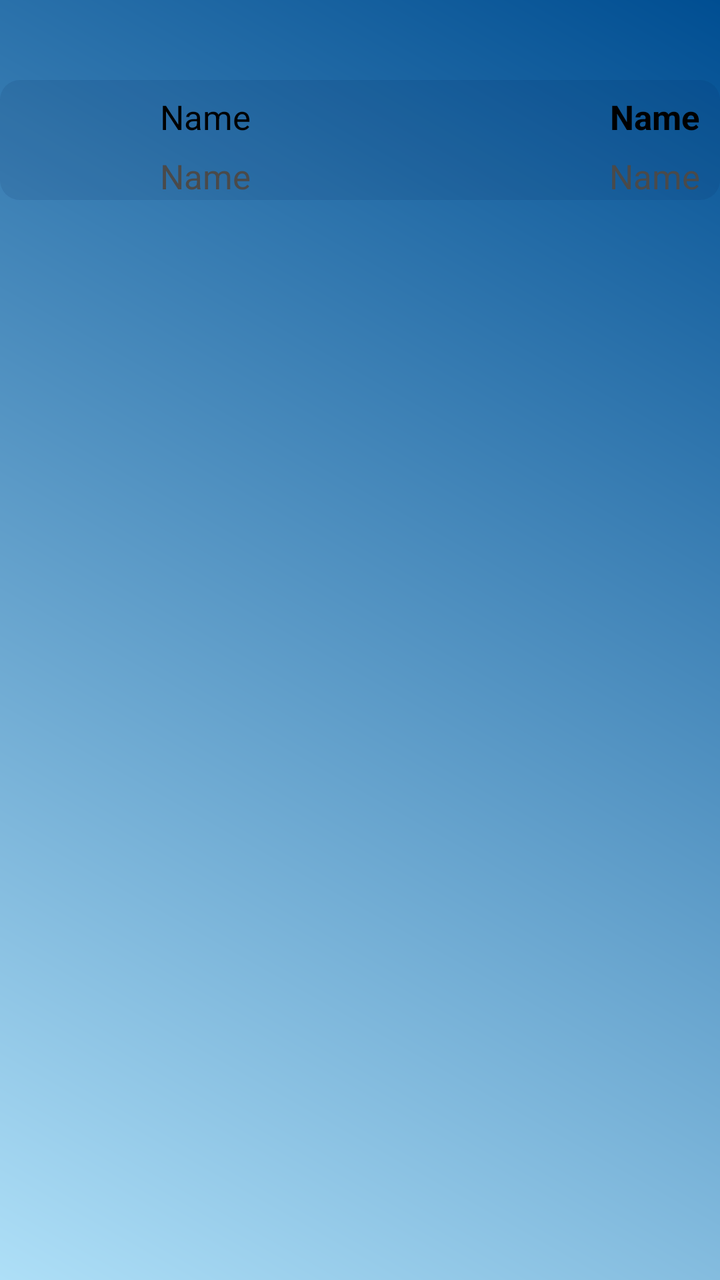
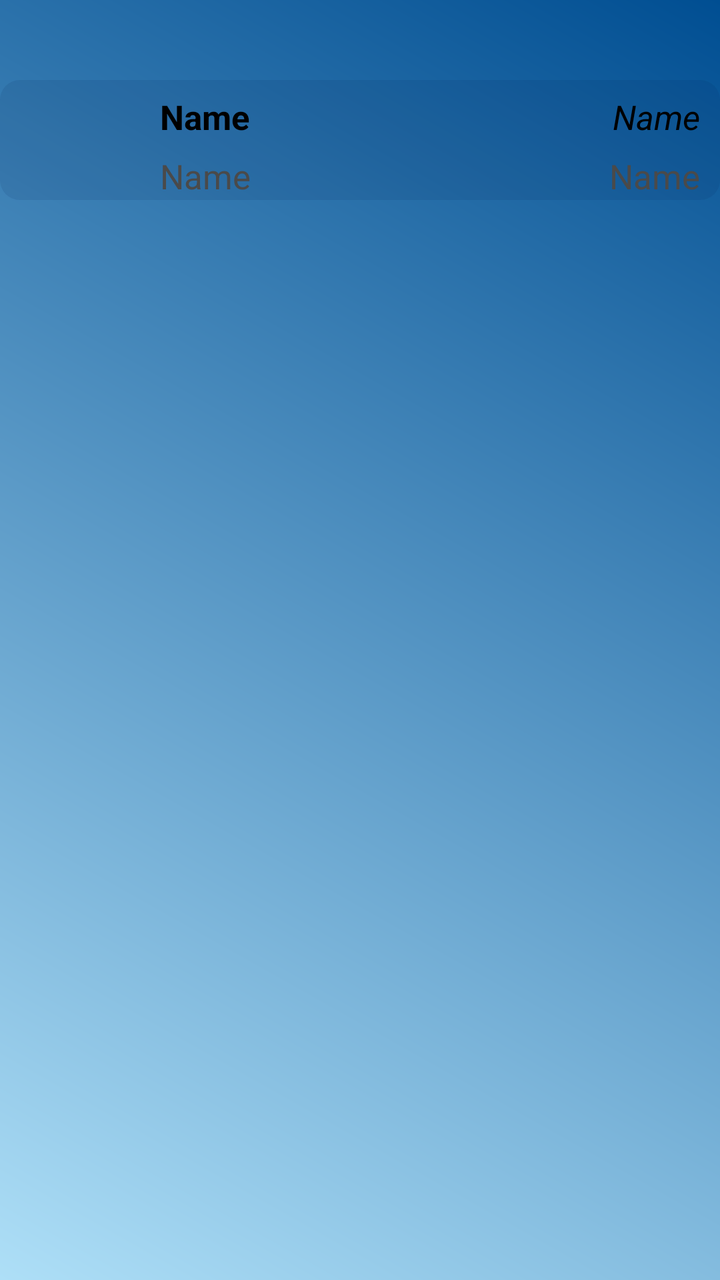

Before-and-after screenshots of an Android layout around one commit, followed by the original layout XML and the change that was made.
<!-- AndroidManifest.xml: application theme Theme.Budget_Planner -->
<!-- res/layout/transaction_listview_design.xml -->
<?xml version="1.0" encoding="utf-8"?>
<RelativeLayout xmlns:android="http://schemas.android.com/apk/res/android"
    android:layout_width="match_parent"
    android:layout_height="match_parent"

    xmlns:app="http://schemas.android.com/apk/res-auto">
<TextView
    android:id="@+id/date"
    android:layout_width="match_parent"
    android:layout_height="40dp"
    android:textColor="?android:attr/textColor"
    android:textSize="20dp"
    android:gravity="center_vertical"
    />


    <RelativeLayout
        android:layout_width="match_parent"
        android:layout_height="wrap_content"
        android:orientation="horizontal"
        android:layout_below="@+id/date"
        android:background="@drawable/round_listview_with_color">
        <ImageView
            android:id="@+id/image"
            android:layout_width="50dp"
            android:layout_height="50dp"
            android:layout_marginHorizontal="10dp"
            android:layout_marginVertical="5dp"
            android:scaleType="centerCrop"/>
        <LinearLayout
            android:layout_width="wrap_content"
            android:layout_height="wrap_content"
            android:layout_toRightOf="@+id/image"
            android:orientation="vertical">

        <TextView
            android:id="@+id/name"
            android:layout_width="wrap_content"
            android:layout_height="wrap_content"
            android:layout_marginTop="7dp"
            android:layout_marginStart="10dp"
            android:layout_toRightOf="@+id/image"
            android:text="Name"
            android:textColor="?android:attr/textColor"
            android:textSize="17dp" />
            <TextView
                android:id="@+id/note_data"
                android:layout_width="wrap_content"
                android:layout_height="wrap_content"
                android:layout_marginTop="7dp"
                android:layout_marginStart="10dp"
                android:layout_toRightOf="@+id/image"
                android:text="Name"
                android:textColor="#4A4A4A"
                android:textSize="17dp" />

        </LinearLayout>


        <LinearLayout
            android:layout_width="wrap_content"
            android:layout_height="wrap_content"
            android:layout_alignParentRight="true"
            android:orientation="vertical">
            <TextView
                android:id="@+id/amount"
                android:layout_width="wrap_content"
                android:layout_height="wrap_content"
                android:layout_marginTop="7dp"
                android:layout_marginEnd="10dp"
                android:textStyle="bold"
                android:layout_toRightOf="@+id/image"
                android:text="Name"
                android:textColor="?android:attr/textColor"
                android:textSize="17dp"
                android:layout_gravity="end"/>

            <TextView
                android:id="@+id/time"
                android:layout_width="wrap_content"
                android:layout_height="wrap_content"
                android:layout_marginTop="7dp"
                android:layout_marginEnd="10dp"
                android:layout_toRightOf="@+id/image"
                android:text="Name"
                android:textColor="#4A4A4A"
                android:textSize="17dp" />

        </LinearLayout>

    </RelativeLayout>

</RelativeLayout>
<!-- resources referenced by this layout -->
<resources>
  <!-- drawable round_listview_with_color (drawable) -->
  <?xml version="1.0" encoding="utf-8"?>
  <shape xmlns:android="http://schemas.android.com/apk/res/android"
      android:shape="rectangle">
      <solid android:color="?attr/colorOnTertiary"/>
      <corners android:radius="10dp"/>
  </shape>
  <style name="Theme.Budget_Planner" parent="Base.Theme.Budget_Planner" />
  <style name="Base.Theme.Budget_Planner" parent="Theme.Material3.DayNight.NoActionBar">
          
          <item name="android:windowBackground">@drawable/backgroung_gradient</item>
          
          <item name="colorPrimary">#EDEDED</item>
          
          <item name="colorPrimaryVariant">#BBD7FF</item>
          
          <item name="colorOnPrimary">#004E92</item>
          
          <item name="android:textColor">@color/black</item>
          
          <item name="colorOnSecondary">#004E92</item>
          
          <item name="colorSecondary">#EDEDED</item>
          
          <item name="colorSecondaryVariant">#EDEDED</item>
          
          <item name="colorTertiary">#E3E3E3</item>
          
          <item name="colorOnTertiary">#1A001F54</item>
          <item name="android:drawableTint">#B3292D32</item>
  
          <item name="android:statusBarColor">#004E92</item>
      </style>
  <!-- drawable backgroung_gradient (drawable) -->
  <?xml version="1.0" encoding="utf-8"?>
  <shape xmlns:android="http://schemas.android.com/apk/res/android">
      <gradient
          android:type="linear"
          android:angle="45"
          android:startColor="#AEDFF7"
          android:endColor="#004E92"></gradient>
  </shape>
  <color name="black">#FF000000</color>
</resources>

<!-- the commit's change to res/layout/transaction_listview_design.xml (unified diff, before → after) -->
@@ -41,6 +41,7 @@
             android:layout_marginStart="10dp"
             android:layout_toRightOf="@+id/image"
             android:text="Name"
+            android:textStyle="bold"
             android:textColor="?android:attr/textColor"
             android:textSize="17dp" />
             <TextView
@@ -68,7 +69,7 @@
                 android:layout_height="wrap_content"
                 android:layout_marginTop="7dp"
                 android:layout_marginEnd="10dp"
-                android:textStyle="bold"
+                android:textStyle="italic"
                 android:layout_toRightOf="@+id/image"
                 android:text="Name"
                 android:textColor="?android:attr/textColor"
